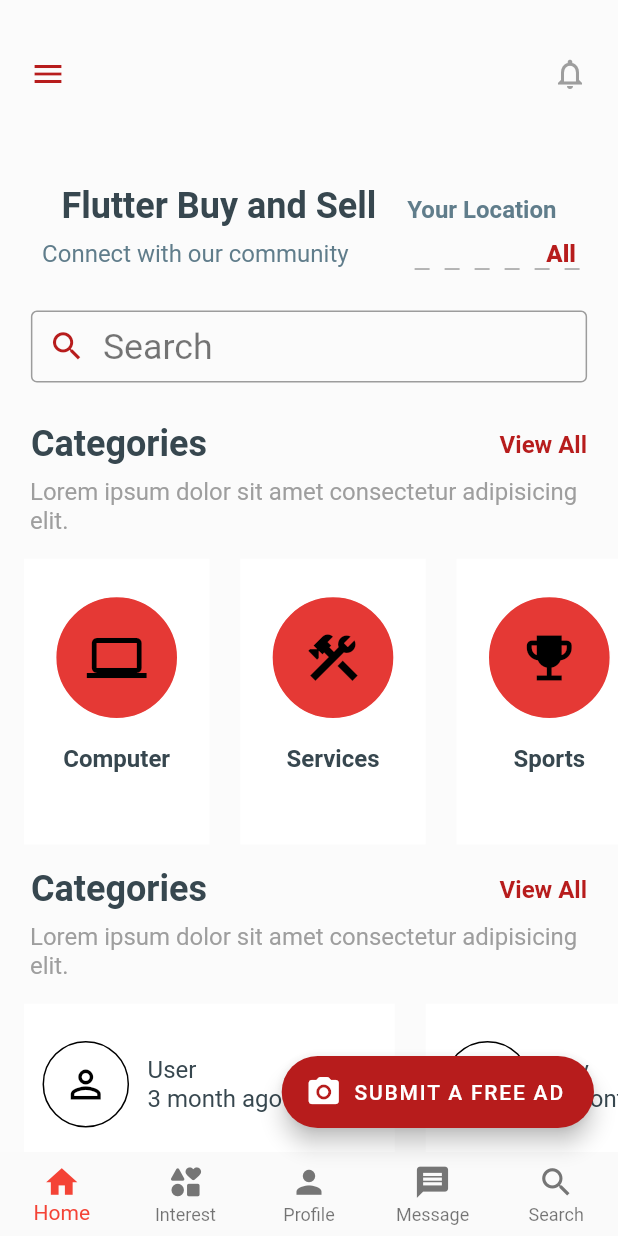
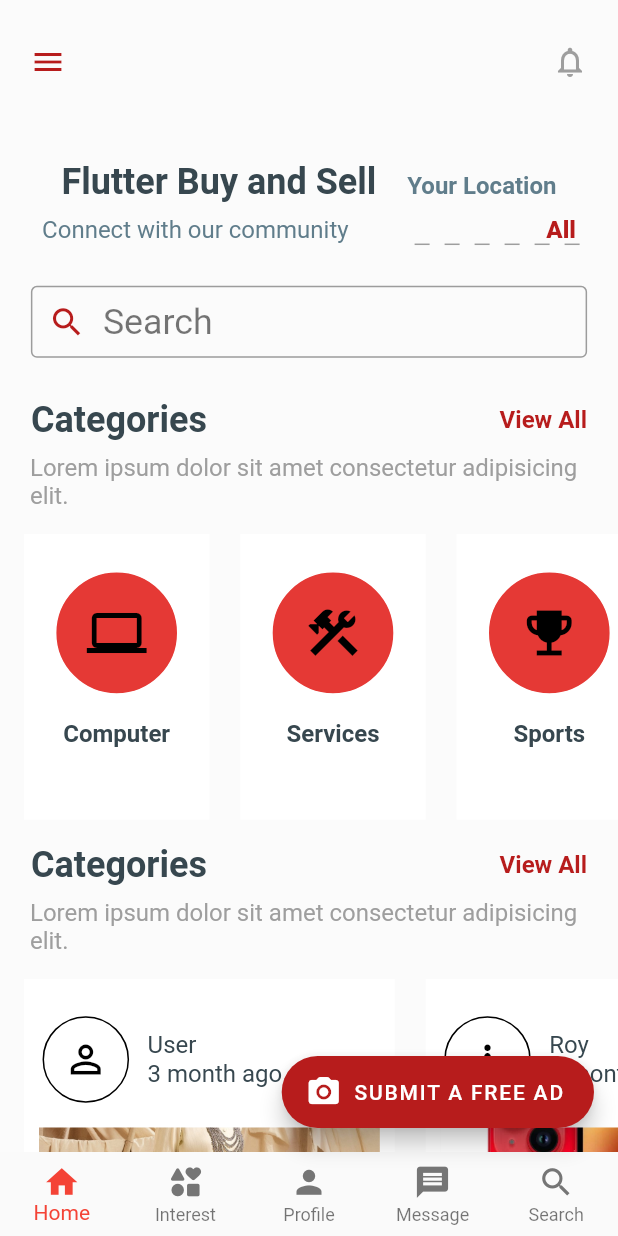
Before and after one commit to MahaIhsham/FlutterScreen, a Flutter app: the screen it shows after launch, on a phone screen of 412 x 824 dp. Run offline on Flutter 3.47's test engine with Material 2 defaults, Android fonts, the phone set to English and light mode, and no system bars; drawn by our look-alikes of dotted_line; our stand-ins replace dotted_border, responsive_sizer.

Commit message:
Update Home.dart

```diff
--- a/lib/Home.dart
+++ b/lib/Home.dart
@@ -105,7 +105,8 @@ class _HomeState extends State<Home> {
         child: Column(
             children: [
               Container(
-                height: Adaptive.h(12),
+
+                height: Adaptive.h(10),
           width: 100.w,
           child:
               Row(
```
